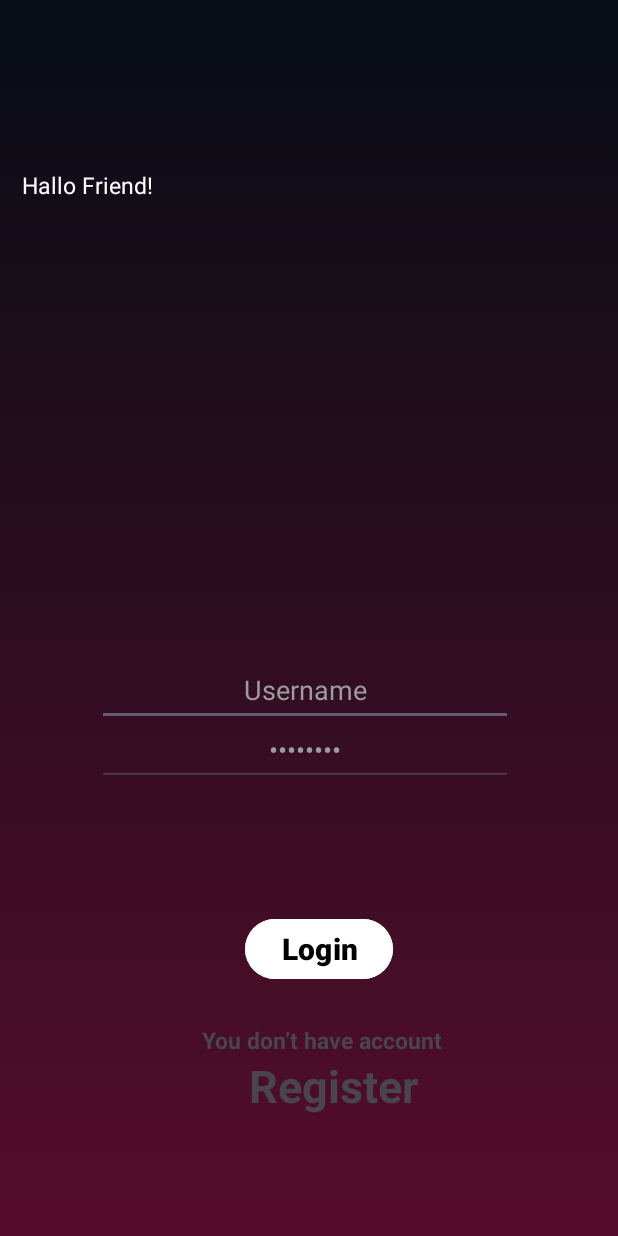
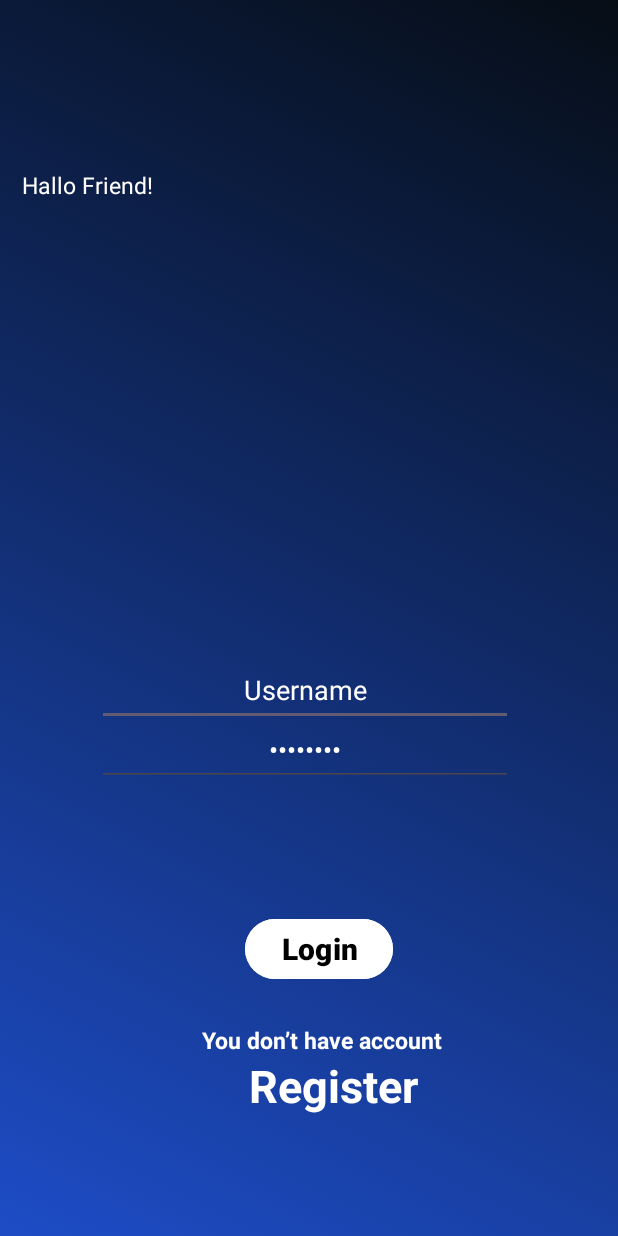
Before and after one commit to ricarahmahidayatul/Mobilebuss, an Android app: the LoginActivity screen opened directly, with no data from a screen before it, on a phone screen of 412 x 824 dp. Run offline under Robolectric (Android 15) with nearby library versions, the phone set to English and light mode, and no system bars.

Commit message:
ganti_warna

```diff
--- a/app/src/main/res/drawable/ic_gradasibgawal.xml
+++ b/app/src/main/res/drawable/ic_gradasibgawal.xml
@@ -3,8 +3,8 @@
 <item>
     <shape>
         <gradient
-            android:angle="90"
-            android:startColor="#560D2B"
+            android:angle="45"
+            android:startColor="#1D4CC6"
             android:endColor="#060D15"
             android:type="linear"/>
     </shape>
--- a/app/src/main/res/drawable/ic_gradasibgbadan.xml
+++ b/app/src/main/res/drawable/ic_gradasibgbadan.xml
@@ -4,7 +4,7 @@
     <shape>
         <gradient
             android:angle="0"
-            android:startColor="#560D2B"
+            android:startColor="#1D4CC6"
             android:endColor="#060D15"
             android:type="linear" />
     </shape>
--- a/app/src/main/res/layout/activity_login.xml
+++ b/app/src/main/res/layout/activity_login.xml
@@ -29,11 +29,11 @@
         android:layout_marginEnd="70dp"
         android:layout_marginBottom="340dp"
         android:ems="13"
+        android:gravity="center"
         android:inputType="text"
         android:minHeight="48dp"
         android:text="Username"
-        android:gravity="center"
-        android:textColor="@color/abutex" />
+        android:textColor="@color/white" />
 
     <EditText
         android:id="@+id/passworRes"
@@ -44,11 +44,11 @@
         android:layout_marginEnd="70dp"
         android:layout_marginBottom="300dp"
         android:ems="13"
+        android:gravity="center"
         android:inputType="numberPassword"
         android:minHeight="48dp"
         android:text="Password"
-        android:gravity="center"
-        android:textColor="@color/abutex" />
+        android:textColor="@color/white" />
 
 
 
@@ -75,6 +75,7 @@
         android:layout_marginEnd="113dp"
         android:layout_marginBottom="120dp"
         android:text="You don’t have account "
+        android:textColor="#FFFFFF"
         android:textSize="15dp"
         android:textStyle="bold"
         tools:ignore="TextSizeCheck" />
@@ -88,7 +89,9 @@
         android:layout_marginEnd="133dp"
         android:layout_marginBottom="80dp"
         android:text="Register"
-        android:textStyle="bold"
-        android:textSize="30dp"/>
+        android:textColor="#FFFFFF"
+        android:textColorHint="#FFFFFF"
+        android:textSize="30dp"
+        android:textStyle="bold" />
 
 </RelativeLayout>
--- a/app/src/main/res/values/colors.xml
+++ b/app/src/main/res/values/colors.xml
@@ -4,8 +4,8 @@
     <color name="white">#FFFFFFFF</color>
 <!--warna dasar aplikasi-->
     <color name="oren">#F36B6F</color>
-    <color name="pink">#E92C7C</color>
-    <color name="merah">#560D2B</color>
+    <color name="birmu">#5D89FC</color>
+    <color name="birma">#1D4CC6</color>
     <color name="item">#060D15</color>
     <color name="abutex">#9C9C9C</color>
     <color name="abuicon">#B0B0B0</color>
```
